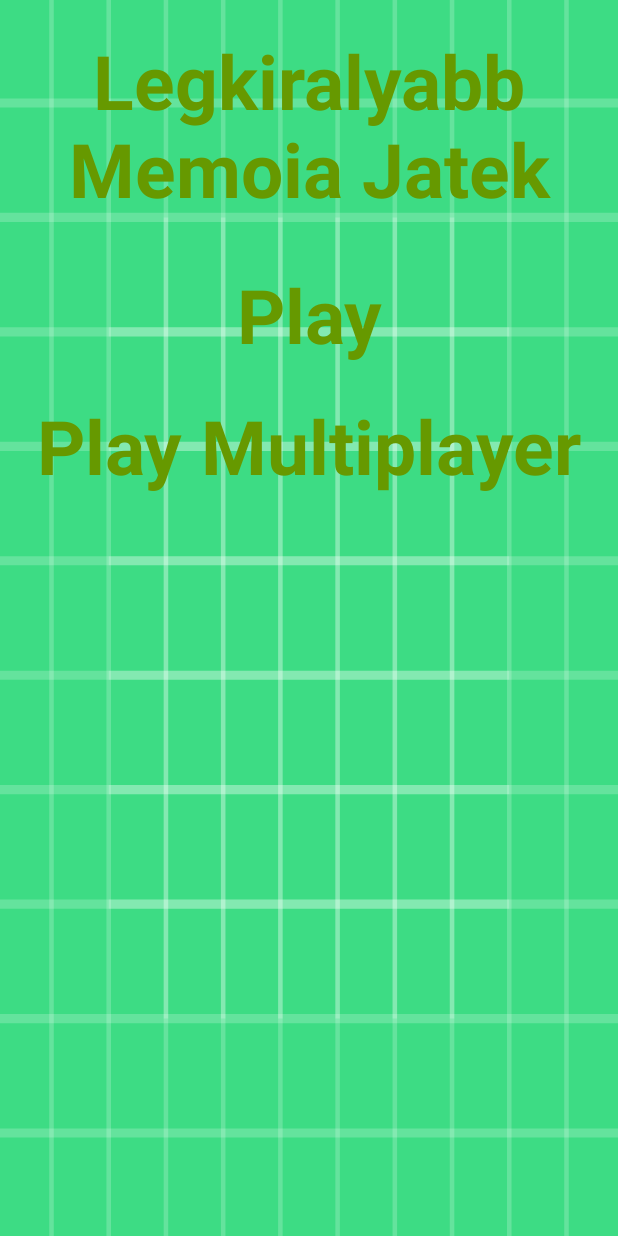
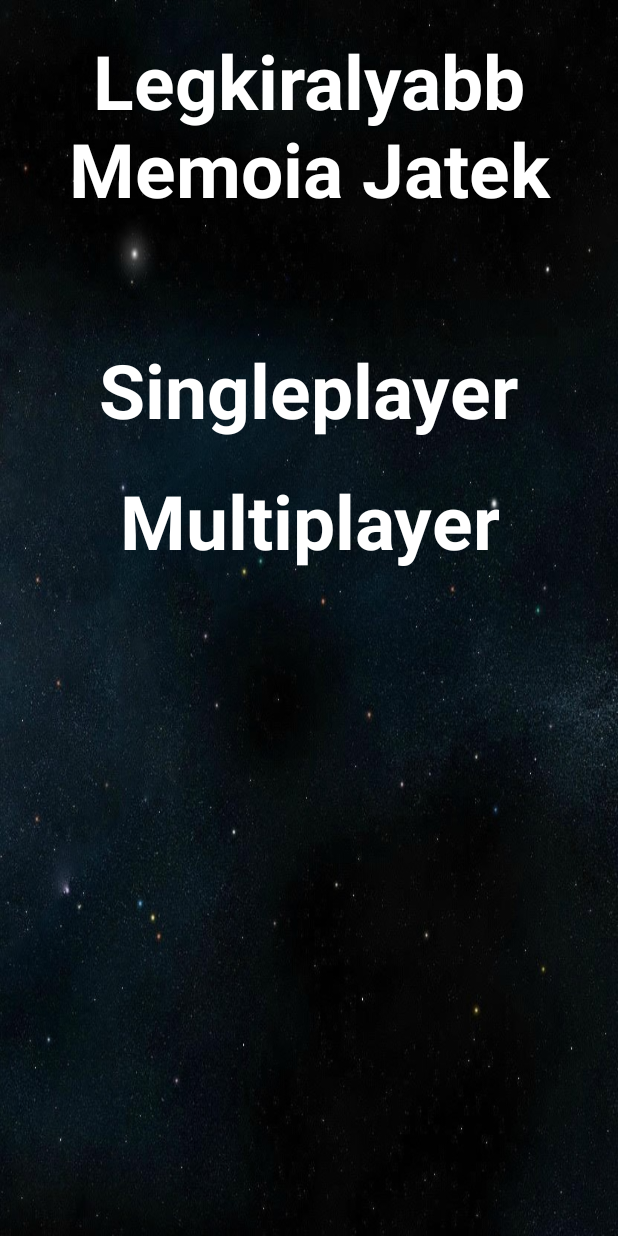
Before and after one commit to lacus6999/LegkiralyabbAndroidGame, an Android app: the MainActivity screen opened directly, with no data from a screen before it, on a phone screen of 412 x 824 dp. Run offline under Robolectric (Android 15) with nearby library versions, the phone set to English and light mode, and no system bars; network calls fail.

Commit message:
menürendszer szépítése

```diff
--- a/app/src/main/java/com/example/legkiralyabbandroidgamev3/multiplayer/client/ClientGameView.java
+++ b/app/src/main/java/com/example/legkiralyabbandroidgamev3/multiplayer/client/ClientGameView.java
@@ -191,6 +191,11 @@ public class ClientGameView extends SurfaceView implements Runnable {
         try {
             isPlaying = false;
             thread.join();
+            try {
+                joinedSocket.close();
+            } catch (IOException e) {
+                e.printStackTrace();
+            }
         } catch (InterruptedException e) {
             e.printStackTrace();
         }
@@ -232,6 +237,7 @@ public class ClientGameView extends SurfaceView implements Runnable {
                         System.out.println("KASCSSACASCACASCASadsasdsaaaaaaaaaaaaaaaaaaaaaaaaaaaaaaaaaSAC " + tileIds.size() + " " + ByteBuffer.wrap(mmBuffer).getInt());
                         if (tileIds.size() == tileAmount * 2) {
                             setupTiles();
+
                         }
                     } else {
                         numBytes = mmInStream.read(mmBuffer);
--- a/app/src/main/res/layout/activity_bluetooth_host.xml
+++ b/app/src/main/res/layout/activity_bluetooth_host.xml
@@ -4,7 +4,7 @@
     xmlns:tools="http://schemas.android.com/tools"
     android:layout_width="match_parent"
     android:layout_height="match_parent"
-    android:background="@android:color/holo_purple"
+    android:background="@drawable/background1"
     android:gravity="center"
     android:padding="@dimen/box_inset_layout_padding"
     tools:context=".multiplayer.host.BluetoothHostActivity"
--- a/app/src/main/res/layout/activity_main.xml
+++ b/app/src/main/res/layout/activity_main.xml
@@ -6,7 +6,7 @@
     <ImageView
         android:layout_width="match_parent"
         android:layout_height="match_parent"
-        android:background="@drawable/ic_launcher_background"
+        android:background="@drawable/background1"
         android:scaleType="centerCrop" />
 
 
@@ -21,8 +21,9 @@
             android:layout_height="wrap_content"
             android:gravity="center_horizontal"
             android:padding="20sp"
+            android:layout_marginBottom="50sp"
             android:text="@string/legkiralyabb_memoia_jatek"
-            android:textColor="@android:color/holo_green_dark"
+            android:textColor="@android:color/white"
             android:textSize="50sp"
             android:textStyle="bold" />
 
@@ -31,21 +32,21 @@
             android:layout_width="wrap_content"
             android:layout_height="wrap_content"
             android:gravity="center"
-            android:text="@string/play"
-            android:textColor="@android:color/holo_green_dark"
+            android:text="@string/singleplayer"
+            android:textColor="@android:color/white"
             android:textSize="50sp"
             android:layout_margin="10sp"
             android:textStyle="bold" />
 
         <TextView
             android:id="@+id/play_multiplayer"
-            android:layout_width="match_parent"
+            android:layout_width="wrap_content"
             android:layout_height="wrap_content"
+            android:layout_margin="10sp"
             android:gravity="center"
-            android:text="@string/play_multiplayer"
-            android:textColor="@android:color/holo_green_dark"
+            android:text="@string/multiplayer"
+            android:textColor="@android:color/white"
             android:textSize="50sp"
-            android:layout_margin="10sp"
             android:textStyle="bold" />
     </LinearLayout>
 
--- a/app/src/main/res/layout/activity_multiplayer.xml
+++ b/app/src/main/res/layout/activity_multiplayer.xml
@@ -4,7 +4,7 @@
     xmlns:tools="http://schemas.android.com/tools"
     android:layout_width="match_parent"
     android:layout_height="match_parent"
-    android:background="@android:color/holo_purple"
+    android:background="@drawable/background1"
     android:padding="@dimen/box_inset_layout_padding"
     tools:context=".multiplayer.MultiplayerGameActivity"
     tools:deviceIds="wear">
@@ -19,7 +19,7 @@
         <TextView
             android:id="@+id/multiplayer_textview_host"
             android:layout_width="match_parent"
-            android:layout_height="374dp"
+            android:layout_height="331dp"
             android:gravity="center|center_vertical"
             android:text="Host"
             android:textSize="60sp" />
--- a/app/src/main/res/layout/activity_multiplayer_join.xml
+++ b/app/src/main/res/layout/activity_multiplayer_join.xml
@@ -9,7 +9,7 @@
     <ImageView
         android:layout_width="match_parent"
         android:layout_height="match_parent"
-        android:background="@drawable/ic_launcher_background" />
+        android:background="@drawable/background1" />
 
     <FrameLayout
         android:layout_width="match_parent"
--- a/app/src/main/res/values/strings.xml
+++ b/app/src/main/res/values/strings.xml
@@ -7,7 +7,7 @@
     -->
     <string name="hello_world">Hello Square World!</string>
     <string name="title_activity_bluetooth_host">BluetoothHostActivity</string>
-    <string name="play_multiplayer">Play Multiplayer</string>
-    <string name="play">Play</string>
+    <string name="multiplayer">Multiplayer</string>
+    <string name="singleplayer">Singleplayer</string>
     <string name="legkiralyabb_memoia_jatek">Legkiralyabb Memoia Jatek</string>
 </resources>
```
Also changed, not shown: app/src/main/java/com/example/legkiralyabbandroidgamev3/multiplayer/host/HostGameView.java (+6 -1 lines), 1 other file.
